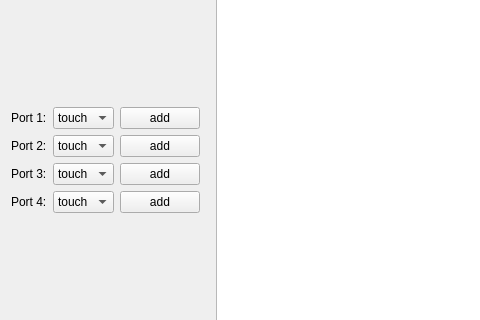
qreal/qreal, file qrgui/interpreters/robots/details/d2RobotModel/d2Form.ui: the form before one commit; both pictures show x 0 to 480 and y 168 to 488 of the 741 by 581 pixel window.
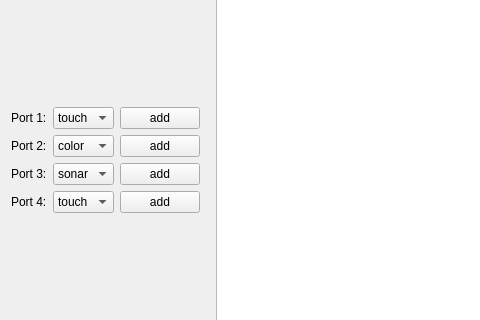
The form after the commit.

Diff of the .ui file:
```diff
--- a/qrgui/interpreters/robots/details/d2RobotModel/d2Form.ui
+++ b/qrgui/interpreters/robots/details/d2RobotModel/d2Form.ui
@@ -122,6 +122,9 @@
        </item>
        <item row="2" column="1">
         <widget class="QComboBox" name="port3Box">
+         <property name="currentIndex">
+          <number>2</number>
+         </property>
          <item>
           <property name="text">
            <string>touch</string>
@@ -141,6 +144,9 @@
        </item>
        <item row="1" column="1">
         <widget class="QComboBox" name="port2Box">
+         <property name="currentIndex">
+          <number>1</number>
+         </property>
          <item>
           <property name="text">
            <string>touch</string>
```
